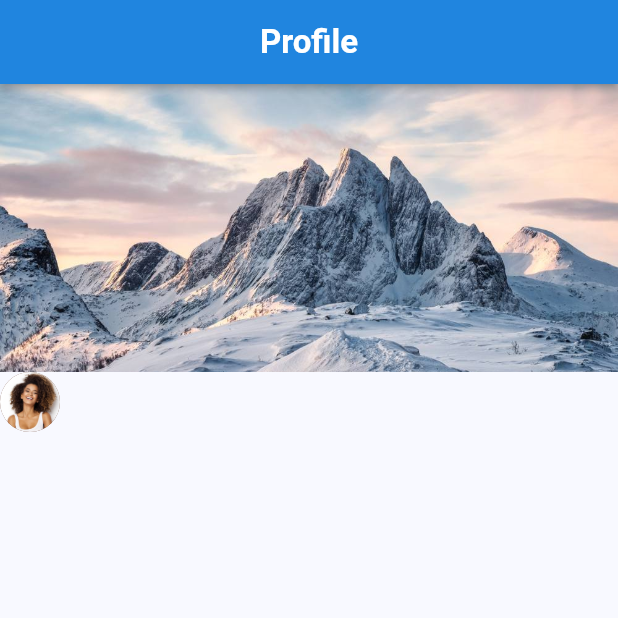
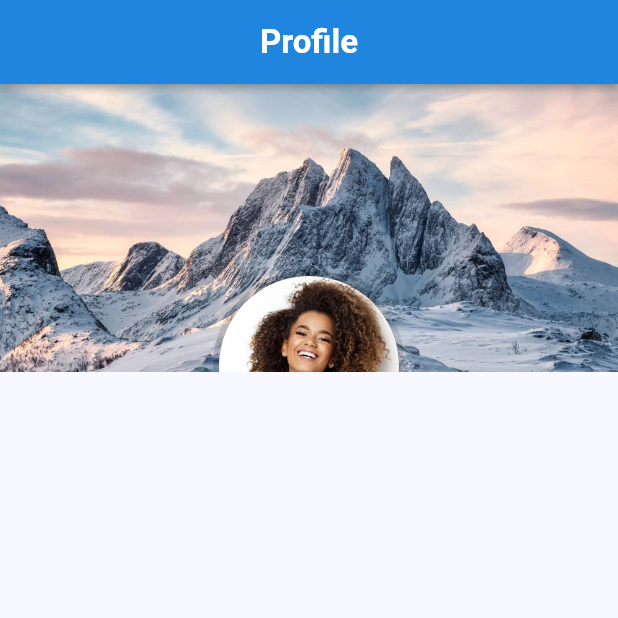
Before and after one commit to anastasiiaal/project_flutter, a Flutter app: the screen it shows after launch, on a phone screen of 412 x 824 dp, the top half of it. Run offline on Flutter 3.47's test engine with Material 3 defaults, Android fonts, the phone set to English and light mode, and no system bars.

Commit message:
had a fight with stack. lost

```diff
--- a/lib/main.dart
+++ b/lib/main.dart
@@ -59,6 +59,8 @@ class MyFirstUI extends StatelessWidget {
         ),
         body: Column(
           children: [
+            Stack(
+              children: [
                 Row(children: [
                   SizedBox(
                     width: width,
@@ -69,12 +71,32 @@ class MyFirstUI extends StatelessWidget {
                     ),
                   ),
                 ]),
-            Row(children: [
+                Positioned(
+                  bottom: -60,
+                  width: width,
+                  child: Row(
+                    mainAxisAlignment: MainAxisAlignment.center,
+                    children: [
+                      Stack(
+                        alignment: Alignment.center,
+                        children: [
+                          const CircleAvatar(
+                            backgroundColor: Colors.black12,
+                            radius: 64,
+                          ),
                           CircleAvatar(
                             backgroundColor: Colors.brown.shade500,
-                backgroundImage: const AssetImage('images/girl.jpg'),
+                            foregroundImage:
+                                const AssetImage('images/girl.jpg'),
+                            radius: 60,
                           )
-            ],)
+                        ],
+                      ),
+                    ],
+                  ),
+                )
+              ],
+            )
           ],
         ));
   }
```
Lines whose indentation alone changed are shown as unchanged.
